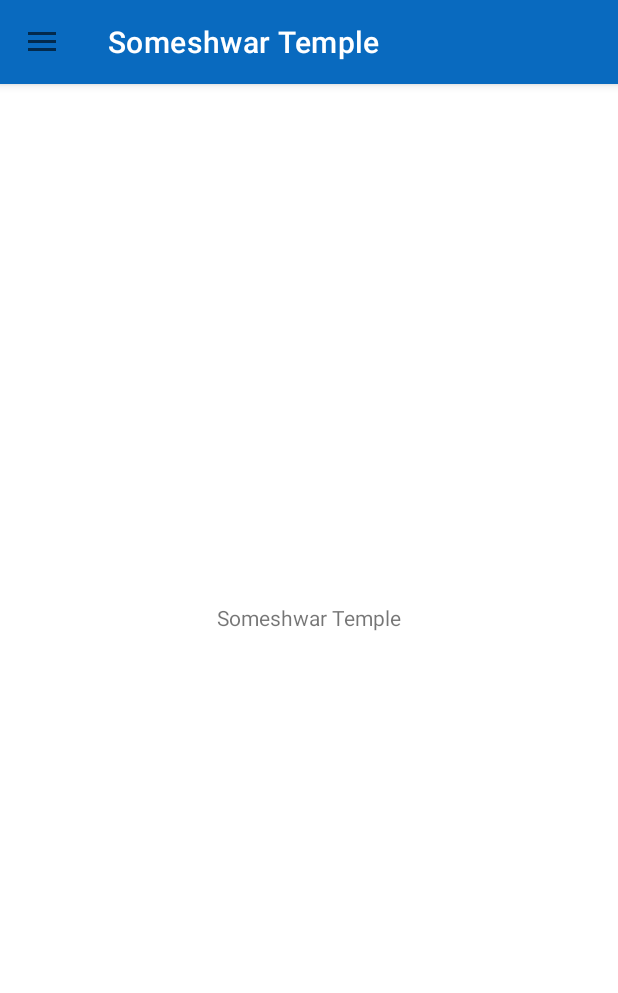
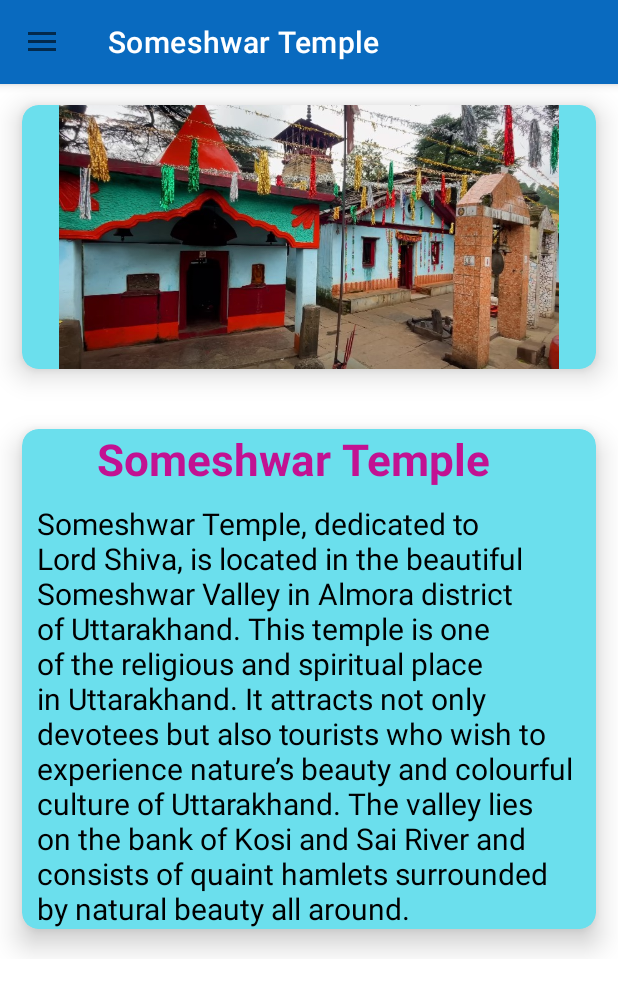
Before and after one commit to RajseePanwar/wayfar, an Android app: the screen it shows after launch (MainActivity), in the side drawer, after a tap on "Someshwar Temple", on a phone screen of 412 x 824 dp. Shown: the top 993 px of the screen. Run offline under Robolectric (Android 15) with nearby library versions, the phone set to English and light mode, and no system bars.

Commit message:
commit at 00:10 on 10th Jan

```diff
--- a/app/src/main/res/layout/fragment_someshwar.xml
+++ b/app/src/main/res/layout/fragment_someshwar.xml
@@ -1,17 +1,69 @@
 <?xml version="1.0" encoding="utf-8"?>
-<LinearLayout xmlns:android="http://schemas.android.com/apk/res/android"
+<ScrollView xmlns:android="http://schemas.android.com/apk/res/android"
     xmlns:tools="http://schemas.android.com/tools"
     android:layout_width="match_parent"
+    xmlns:app="http://schemas.android.com/apk/res-auto"
     android:gravity="center"
     android:orientation="vertical"
     android:layout_height="match_parent"
     tools:context=".SomeshwarFragment">
 
-    <!-- TODO: Update blank fragment layout -->
-    <TextView
-        android:layout_width="wrap_content"
+    <LinearLayout
+        android:layout_width="match_parent"
         android:layout_height="wrap_content"
-        android:text="Someshwar Temple"
-        />
+        android:orientation="vertical">
 
-</LinearLayout>
+        <androidx.cardview.widget.CardView
+            android:layout_width="match_parent"
+            android:layout_height="wrap_content"
+            app:cardCornerRadius="11dp"
+            app:cardElevation="11dp"
+            app:cardBackgroundColor="#6BDFED"
+            app:cardUseCompatPadding="true"
+            android:layout_marginTop="50dp">
+
+            <ImageView
+                android:layout_width="match_parent"
+                android:layout_height="176dp"
+                android:src="@drawable/someshwar_temple1"/>
+        </androidx.cardview.widget.CardView>
+
+        <androidx.cardview.widget.CardView
+            android:layout_width="match_parent"
+            android:layout_height="wrap_content"
+            app:cardCornerRadius="11dp"
+            app:cardElevation="11dp"
+            app:cardBackgroundColor="#6BDFED"
+            app:cardUseCompatPadding="true">
+
+            <LinearLayout
+                android:layout_width="wrap_content"
+                android:layout_height="wrap_content"
+                android:orientation="vertical">
+
+                <TextView
+                    android:layout_width="match_parent"
+                    android:layout_height="wrap_content"
+                    android:text="Someshwar Temple"
+                    android:textSize="29sp"
+                    android:layout_marginLeft="50dp"
+                    android:layout_marginRight="50dp"
+                    android:textColor="#C21292"
+                    android:textStyle="bold"/>
+
+                <TextView
+                    android:layout_width="match_parent"
+                    android:layout_height="wrap_content"
+                    android:layout_marginLeft="10dp"
+                    android:layout_marginTop="10dp"
+                    android:layout_marginRight="10dp"
+                    android:text="@string/Someshwar_Intro"
+                    android:textColor="@color/black"
+                    android:textSize="20sp" />
+            </LinearLayout>
+
+        </androidx.cardview.widget.CardView>
+
+    </LinearLayout>
+
+</ScrollView>
--- a/app/src/main/res/values/strings.xml
+++ b/app/src/main/res/values/strings.xml
@@ -8,4 +8,11 @@
     <string name="Badrinath_Intro">Badrinath Temple is situated in Chamoli district in the state of Uttarakhand, India. It is a Hindu holy place, and is one of the four sites in India\'s Char Dham pilgrimage. It is also part of India\'s Chota Char Dham pilgrimage circuit. The temple in Badrinath is also a sacred pilgrimage site for Vaishnavites. Badrinath is also gateway to several mountaineering expeditions headed to mountains like Nilkantha. &#xA; &#xA; According to legend, Adi Shankaracharya discovered a black stone image of Lord Badrinarayan made of Shaligram stone in the Alaknanda River. He originally enshrined it in a cave near the Tapt Kund hot springs. In the sixteenth century, the King of Garhwal moved the murti to the present temple.</string>
     <string name="Badrinath_History">Badrinath is associated with Lord Vishnu, one of the principal deities in the Hindu pantheon. It is believed to be one of the four Char Dham pilgrimage sites, with the other three being Kedarnath, Gangotri, and Yamunotri. The Char Dham Yatra is an important pilgrimage for Hindus, and visiting these sites is considered highly auspicious. &#xA; &#xA; Badrinath is a destination for pilgrims and tourists alike. The temple attracts devotees from all over India and even beyond. The sacred Alaknanda River flows near the temple, and the surrounding landscapes offer breathtaking views of the Himalayan mountains. The town comes to life during the pilgrimage season, which typically runs from late April to early November. </string>
 
+
+
+
+
+
+    <string name="Basukedar_Intro"> Basukedar Temple, a highly revered temple dedicated to Lord Shiva, is located at the peaceful village of Basukedar in Rudraprayag district of Uttarakhand. This temple, being located away from the main road, is an ideal place for people seeking peace, meditation, respite from daily events, and some amount of hiking. This magnificent temple is carved in stone with captivating premises and views. There are small shrines around the main temple whose architecture and strategic placements beautifully enchances the ambience of the place.</string>
+    <string name="Someshwar_Intro">Someshwar Temple, dedicated to Lord Shiva, is located in the beautiful Someshwar Valley in Almora district of Uttarakhand. This temple is one of the religious and spiritual place in Uttarakhand. It attracts not only devotees but also tourists who wish to experience nature’s beauty and colourful culture of Uttarakhand. The valley lies on the bank of Kosi and Sai River and consists of quaint hamlets surrounded by natural beauty all around.</string>
 </resources>
```
Also changed, not shown: app/src/main/res/layout/fragment_basukedar.xml (+60 -7 lines), app/src/main/res/drawable/basukedar_temple1.jpg (added), app/src/main/res/drawable/someshwar_temple1.jpg (added), app/src/main/res/mipmap-hdpi/basukedar_temple1.png (added), app/src/main/res/mipmap-hdpi/basukedar_temple1_round.png (added), app/src/main/res/mipmap-hdpi/bt_img1.png (added), app/src/main/res/mipmap-mdpi/basukedar_temple1.png (added), app/src/main/res/mipmap-mdpi/basukedar_temple1_round.png (added), app/src/main/res/mipmap-mdpi/bt_img1.png (added), app/src/main/res/mipmap-xhdpi/basukedar_temple1.png (added), app/src/main/res/mipmap-xhdpi/basukedar_temple1_round.png (added), app/src/main/res/mipmap-xhdpi/bt_img1.png (added), app/src/main/res/mipmap-xxhdpi/basukedar_temple1.png (added), app/src/main/res/mipmap-xxhdpi/basukedar_temple1_round.png (added), 4 more files.
